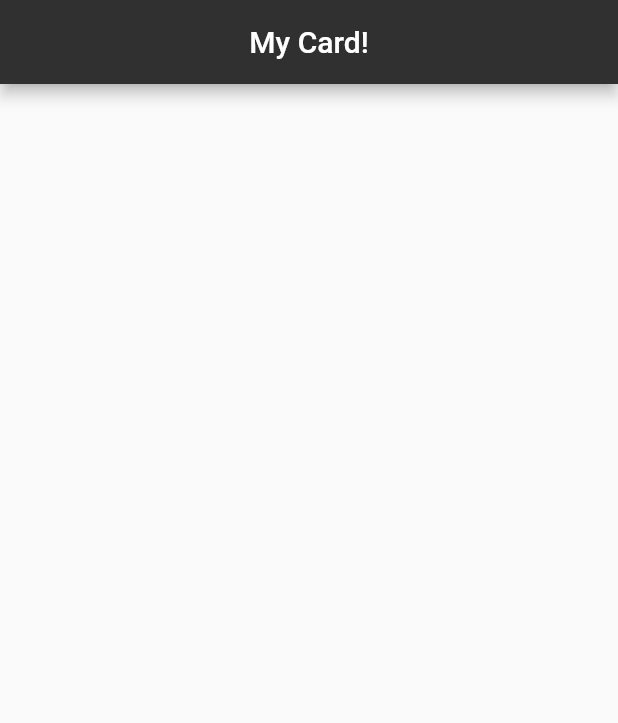
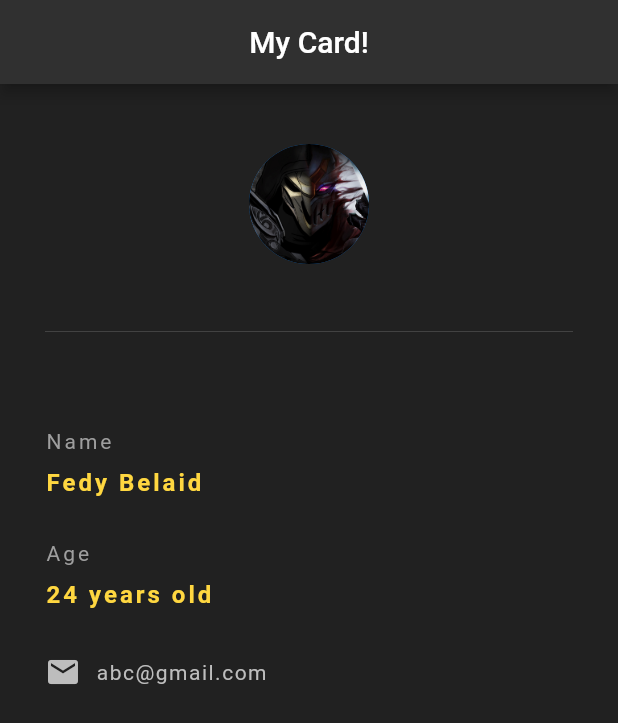
Before and after one commit to Belaid-RWW/idCardApp, a Flutter app: the screen it shows after launch, on a phone screen of 412 x 824 dp. Shown: the top 723 px of the screen. Run offline on Flutter 3.47's test engine with Material 2 defaults, Android fonts, the phone set to English and light mode, and no system bars.

Commit message:
Added avatar and user info

```diff
--- a/lib/main.dart
+++ b/lib/main.dart
@@ -11,11 +11,72 @@ class MyCard extends StatelessWidget {
   @override
   Widget build(BuildContext context) {
     return Scaffold(
+      backgroundColor: Colors.grey[900],
       appBar: AppBar(
         title: Text('My Card!'),
         centerTitle: true,
         backgroundColor: Colors.grey[850],
       ),
+      body: Padding(
+        padding: EdgeInsets.fromLTRB(30.0, 40.0, 30.0, 0.0),
+        child: Column(
+          crossAxisAlignment: CrossAxisAlignment.start,
+          children: <Widget>[
+            Center(
+              child: CircleAvatar(
+                backgroundImage: AssetImage('assets/zed.jpg'),
+                radius: 40.0,
+              ),
+            ),
+            Divider(
+              height: 90.0,
+              color: Colors.grey[800],
+            ),
+            SizedBox(height: 20.0),
+            Text('Name',
+              style: TextStyle(
+                color: Colors.grey,
+                letterSpacing: 2.0,
+            ),),
+            SizedBox(height: 10.0),
+            Text('Fedy Belaid',
+            style: TextStyle(
+              color: Colors.amberAccent,
+              letterSpacing: 2.0,
+              fontSize: 16.0,
+              fontWeight: FontWeight.bold
+            ),),
+            SizedBox(height: 30.0),
+            Text('Age',
+              style: TextStyle(
+                color: Colors.grey,
+                letterSpacing: 2.0,
+              ),),
+            SizedBox(height: 10.0),
+            Text('24 years old',
+              style: TextStyle(
+                  color: Colors.amberAccent,
+                  letterSpacing: 2.0,
+                  fontSize: 16.0,
+                  fontWeight: FontWeight.bold
+              ),),
+            SizedBox(height: 30.0),
+            Row(
+              children: <Widget>[
+                Icon(
+                  Icons.email,
+                  color: Colors.grey[400],
+                ),
+                SizedBox(width: 10.0),
+                Text('abc@gmail.com', style: TextStyle(
+                  color: Colors.grey[400],
+                  letterSpacing: 1.0
+                ),)
+              ],
+            )
+          ],
+        ),
+      )
     );
   }
 }
--- a/pubspec.yaml
+++ b/pubspec.yaml
@@ -58,9 +58,8 @@ flutter:
   uses-material-design: true
 
   # To add assets to your application, add an assets section, like this:
-  # assets:
-  #   - images/a_dot_burr.jpeg
-  #   - images/a_dot_ham.jpeg
+  assets:
+    - assets/zed.jpg
 
   # An image asset can refer to one or more resolution-specific "variants", see
   # https://flutter.dev/assets-and-images/#resolution-aware.
```
Also changed, not shown: assets/zed.jpg (added).
